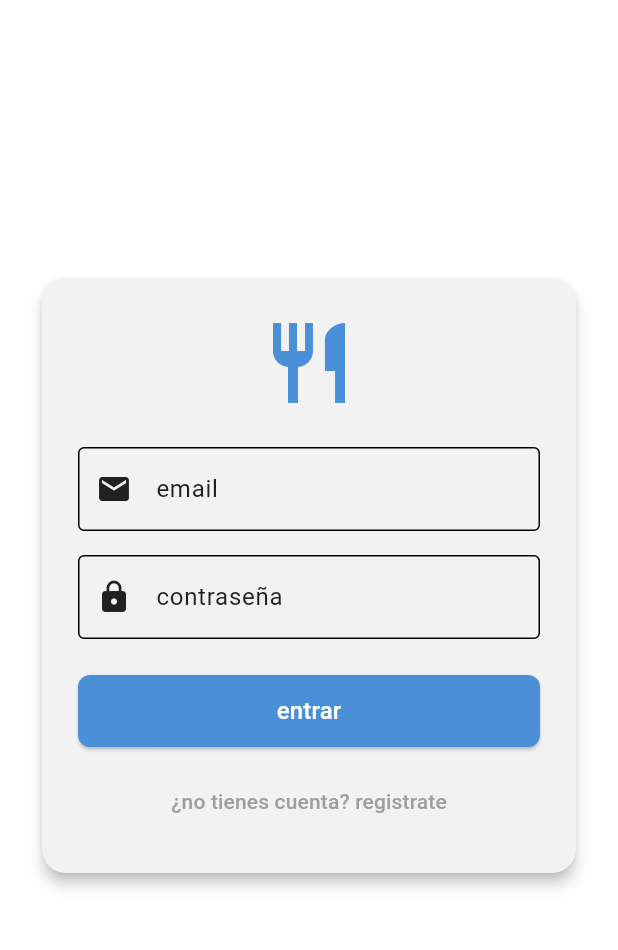
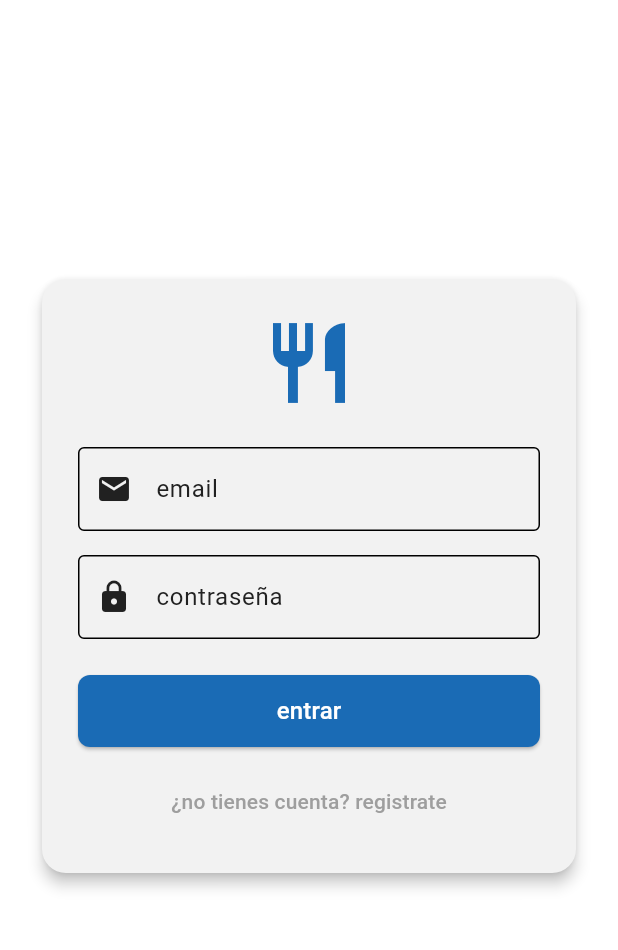
Before and after one commit to raugon8/villafoodservice, a Flutter app: the screen it shows after launch, on a phone screen of 412 x 824 dp, the part 84-1034 px from its top. Run offline on Flutter 3.47's test engine with Material 3 defaults, Android fonts, the phone set to English and light mode, and no system bars; our stand-ins replace cached_network_image, image_picker, shared_preferences, supabase_flutter; accounts and stored records are empty.

Commit message:
Tarea14 - Corrección contraste azul: #4A90D9 → #1A6BB5 (ratio 5.5:1 WCAG AA)

```diff
--- a/frontend/lib/theme/app_theme.dart
+++ b/frontend/lib/theme/app_theme.dart
@@ -1,21 +1,20 @@
 import 'package:flutter/material.dart';
-
 // tema principal de la aplicacion con colores accesibles
 class app_theme {
   static ThemeData get theme {
     return ThemeData(
-      primaryColor: const Color(0xFF4A90D9), // azul claro
+      primaryColor: const Color(0xFF1A6BB5), // azul accesible (contraste 5.5:1 con texto blanco)
       scaffoldBackgroundColor: const Color(0xFFFFFFFF), // blanco general
       colorScheme: const ColorScheme.light(
-        primary: Color(0xFF4A90D9),
+        primary: Color(0xFF1A6BB5),
         secondary: Color(0xFFF5C842), // amarillo claro para destacados
         surface: Color(0xFFF2F2F2), // gris claro para tarjetas
         onPrimary: Colors.white, // texto sobre azul
-        onSecondary: Color(0xFF212121), // texto oscuro sobre amarillo por contraste
+        onSecondary: Color(0xFF212121), // texto oscuro sobre amarillo por contraste (ratio 10.13:1)
         onSurface: Color(0xFF212121), // texto sobre tarjetas
       ),
       textTheme: const TextTheme(
-        bodyLarge: TextStyle(color: Color(0xFF212121)), // gris oscuro principal
+        bodyLarge: TextStyle(color: Color(0xFF212121)), // gris oscuro principal (ratio 16.1:1 sobre blanco)
         bodyMedium: TextStyle(color: Color(0xFF757575)), // gris medio secundario
       ),
     );
```
